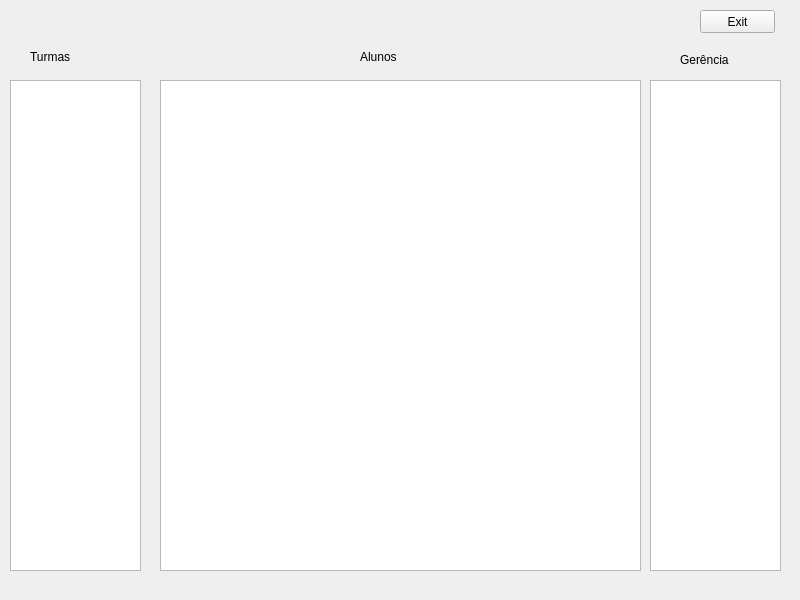
This is App/view/ui/home.ui in Caiquef80/Gerenciamento-Escolar as Qt 5 draws it before an edit. The edited form follows.
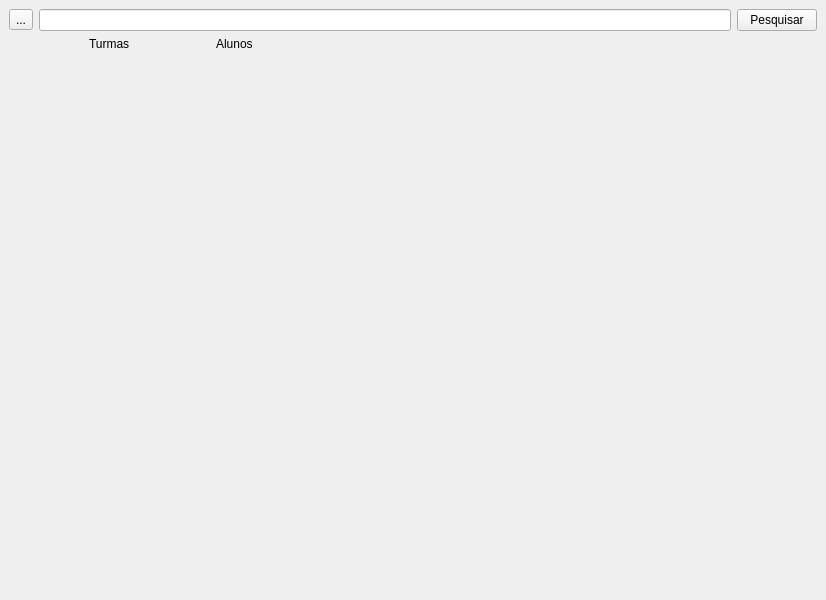
This is the edited form.

```diff
--- a/App/view/ui/home.ui
+++ b/App/view/ui/home.ui
@@ -6,96 +6,84 @@
    <rect>
     <x>0</x>
     <y>0</y>
-    <width>800</width>
+    <width>826</width>
     <height>600</height>
    </rect>
   </property>
+  <property name="minimumSize">
+   <size>
+    <width>200</width>
+    <height>200</height>
+   </size>
+  </property>
+  <property name="maximumSize">
+   <size>
+    <width>826</width>
+    <height>900</height>
+   </size>
+  </property>
   <property name="windowTitle">
    <string>MainWindow</string>
   </property>
   <widget class="QWidget" name="centralwidget">
-   <widget class="QPushButton" name="pushExit">
-    <property name="geometry">
-     <rect>
-      <x>700</x>
-      <y>10</y>
-      <width>75</width>
-      <height>23</height>
-     </rect>
-    </property>
+   <layout class="QVBoxLayout" name="verticalLayout" stretch="0,0">
+    <item>
+     <layout class="QHBoxLayout" name="horizontalLayout_3" stretch="0,0,0">
+      <item>
+       <widget class="QToolButton" name="btnConfig">
     <property name="text">
-     <string>Exit</string>
-    </property>
-   </widget>
-   <widget class="QListView" name="listGerencia">
-    <property name="geometry">
-     <rect>
-      <x>650</x>
-      <y>80</y>
-      <width>131</width>
-      <height>491</height>
-     </rect>
-    </property>
-   </widget>
-   <widget class="QListView" name="listTurmas">
-    <property name="geometry">
-     <rect>
-      <x>10</x>
-      <y>80</y>
-      <width>131</width>
-      <height>491</height>
-     </rect>
-    </property>
-   </widget>
+         <string>...</string>
+        </property>
+       </widget>
+      </item>
+      <item>
+       <widget class="QLineEdit" name="barPesquisar"/>
+      </item>
+      <item>
+       <widget class="QPushButton" name="btnPesquisar">
+        <property name="text">
+         <string>Pesquisar</string>
+        </property>
+       </widget>
+      </item>
+     </layout>
+    </item>
+    <item>
+     <layout class="QHBoxLayout" name="horizontalLayout" stretch="1,3">
+      <item>
+       <layout class="QVBoxLayout" name="verticalLayout_2" stretch="0,1">
+        <item alignment="Qt::AlignHCenter">
    <widget class="QLabel" name="labelTurmas">
-    <property name="geometry">
-     <rect>
-      <x>30</x>
-      <y>50</y>
-      <width>47</width>
-      <height>13</height>
-     </rect>
-    </property>
     <property name="text">
      <string>Turmas</string>
     </property>
    </widget>
+        </item>
+        <item>
+         <widget class="QWidget" name="widgetTurmas" native="true"/>
+        </item>
+       </layout>
+      </item>
+      <item>
+       <layout class="QVBoxLayout" name="verticalLayout_3" stretch="0,1">
+        <item>
    <widget class="QLabel" name="labelAlunos">
-    <property name="geometry">
-     <rect>
-      <x>360</x>
-      <y>50</y>
-      <width>47</width>
-      <height>13</height>
-     </rect>
-    </property>
     <property name="text">
      <string>Alunos</string>
     </property>
    </widget>
-   <widget class="QListView" name="listAlunos">
-    <property name="geometry">
-     <rect>
-      <x>160</x>
-      <y>80</y>
-      <width>481</width>
-      <height>491</height>
-     </rect>
-    </property>
-   </widget>
-   <widget class="QLabel" name="labelGerencia">
-    <property name="geometry">
-     <rect>
-      <x>680</x>
-      <y>50</y>
-      <width>61</width>
-      <height>20</height>
-     </rect>
-    </property>
-    <property name="text">
-     <string>Gerência</string>
-    </property>
-   </widget>
+        </item>
+        <item>
+         <widget class="QStackedWidget" name="stackAlunos">
+          <widget class="QWidget" name="page_7"/>
+          <widget class="QWidget" name="page_8"/>
+         </widget>
+        </item>
+       </layout>
+      </item>
+     </layout>
+    </item>
+   </layout>
   </widget>
  </widget>
  <resources/>
```
Lines whose indentation alone changed are shown as unchanged.
